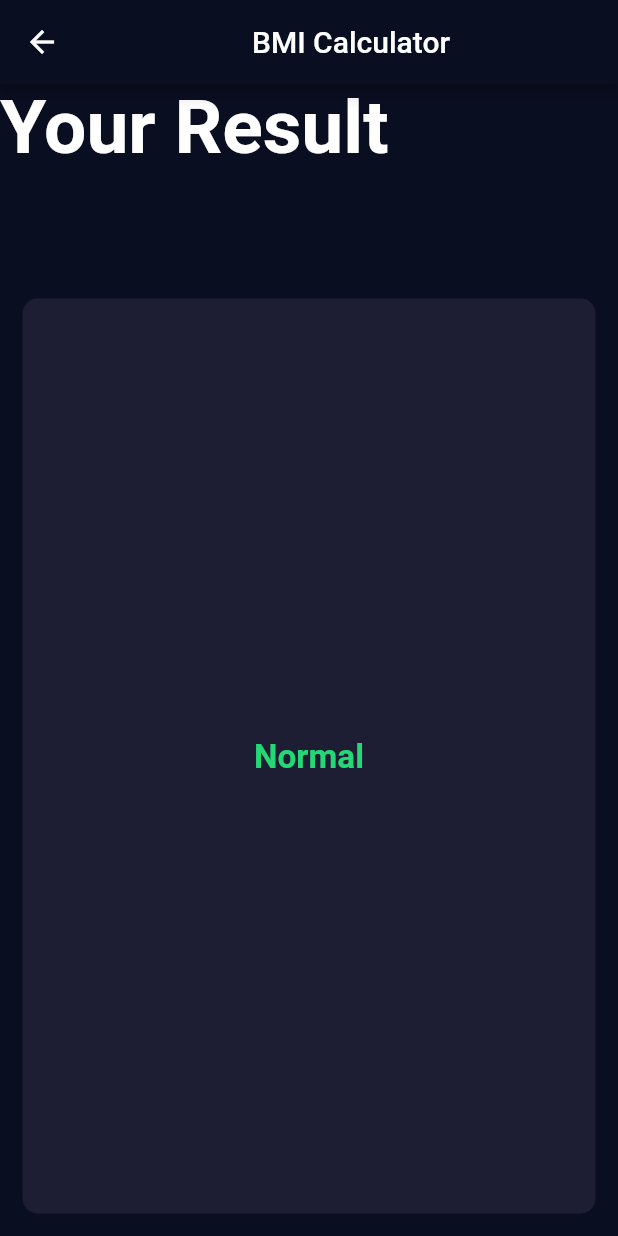
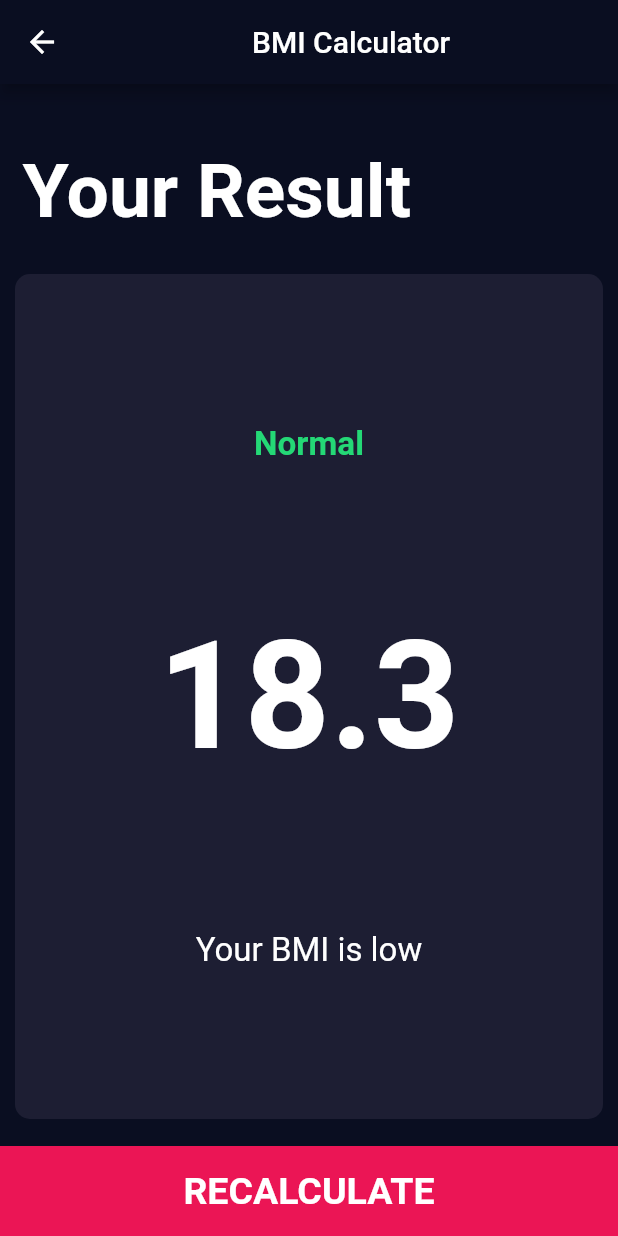
Before and after one commit to nmoragane/bmi-angelayu, a Flutter app: the screen it shows after launch, after a tap on "CALCULATE", on a phone screen of 412 x 824 dp. Run offline on Flutter 3.47's test engine with Material 2 defaults, Android fonts, the phone set to English and light mode, and no system bars; our stand-ins replace font_awesome_flutter.

Commit message:
calculator

```diff
--- /dev/null
+++ b/lib/calculator_brain.dart
@@ -0,0 +1,35 @@
+import 'dart:math';
+
+class CalculatorBrain {
+  final int height;
+  final int weight;
+
+  double _bmi;
+
+  CalculatorBrain(this.height, this.weight);
+
+  String calculateBMI() {
+    _bmi = weight / pow(height / 100, 2);
+    return _bmi.toStringAsFixed(1); //to string with a single decimal place
+  }
+
+  String getResult(_bmi) {
+    if (_bmi >= 25) {
+      return 'OVERWEIGHT';
+    } else if (_bmi > 18.5) {
+      return 'NORMAL';
+    } else {
+      return 'UNDERWEIGHT';
+    }
+  }
+
+  String getInterpretation(_bmi) {
+    if (_bmi >= 25) {
+      return 'You will die soon, exercise';
+    } else if (_bmi > 18.5) {
+      return 'Be happy';
+    } else {
+      return 'You will be taken away with a mild breeze';
+    }
+  }
+}
--- /dev/null
+++ b/lib/components/bottom_button.dart
@@ -0,0 +1,27 @@
+import 'package:flutter/material.dart';
+import '../constants.dart';
+
+class BottomButton extends StatelessWidget {
+  final Function onTap;
+  final String buttonTitle;
+
+  const BottomButton({@required this.onTap, @required this.buttonTitle});
+  @override
+  Widget build(BuildContext context) {
+    return GestureDetector(
+      onTap: onTap,
+      child: Container(
+        child: Center(
+          child: Text(
+            buttonTitle,
+            style: kLargeButtonTextStyle,
+          ),
+        ),
+        color: kBottomContainerColor,
+        margin: EdgeInsets.only(top: 8.0),
+        width: double.infinity,
+        height: kBottomContainerHeight,
+      ),
+    );
+  }
+}
--- a/lib/reusable_card.dart
+++ b/lib/components/reusable_card.dart
@@ -12,8 +12,9 @@ class ReusableCard extends StatelessWidget {
     return GestureDetector(
       onTap: onPress,
       child: Container(
+        padding: EdgeInsets.all(2.0),
         child: cardChild,
-        margin: EdgeInsets.all(15.0),
+        margin: EdgeInsets.all(10.0),
         decoration: BoxDecoration(
           borderRadius: BorderRadius.circular(10.0),
           color: colour,
--- /dev/null
+++ b/lib/components/round_button.dart
@@ -0,0 +1,22 @@
+import 'package:flutter/material.dart';
+
+class RoundIconButton extends StatelessWidget {
+  final IconData icon;
+  final Function onPressed;
+
+  const RoundIconButton({@required this.icon, @required this.onPressed});
+
+  @override
+  Widget build(BuildContext context) {
+    return RawMaterialButton(
+      onPressed: onPressed,
+      child: Icon(icon),
+      shape: CircleBorder(),
+      fillColor: Color(0xFF4C4F5E),
+      constraints: BoxConstraints.tightFor(
+        width: 56.0,
+        height: 56.0,
+      ),
+    );
+  }
+}
--- a/lib/constants.dart
+++ b/lib/constants.dart
@@ -1,6 +1,6 @@
 import 'package:flutter/material.dart';
 
-const kBottomContainerHeight = 80.0;
+const kBottomContainerHeight = 60.0;
 const kActiveCardColor = Color(0xFF1D1E33);
 const kInactiveCardColor = Color(0xFF111328);
 const kBottomContainerColor = Color(0xFFEB1555);
@@ -30,3 +30,12 @@ const kResultsTextStyle = TextStyle(
   fontWeight: FontWeight.bold,
   fontSize: 22.2,
 );
+
+const kBMITextStyle = TextStyle(
+  fontSize: 100.0,
+  fontWeight: FontWeight.bold,
+);
+
+const kBodyTextStyle = TextStyle(
+  fontSize: 22.0,
+);
--- a/lib/main.dart
+++ b/lib/main.dart
@@ -1,5 +1,5 @@
 import 'package:flutter/material.dart';
-import 'input_page.dart';
+import 'screens/input_page.dart';
 
 void main() => runApp(BMICalculator());
 
--- a/lib/input_page.dart
+++ b/lib/screens/input_page.dart
@@ -1,9 +1,12 @@
 import 'package:flutter/material.dart';
 import 'package:font_awesome_flutter/font_awesome_flutter.dart';
-import 'reusable_card.dart';
-import 'iconContent.dart';
-import 'constants.dart';
+import '../components/reusable_card.dart';
+import '../iconContent.dart';
+import '../constants.dart';
 import 'results_page.dart';
+import '../components/bottom_button.dart';
+import '../components/round_button.dart';
+import 'package:bmi_calculator/calculator_brain.dart';
 
 enum Gender {
   male,
@@ -222,47 +225,17 @@ class _InputPageState extends State<InputPage> {
               ),
             ),
           ])),
-          GestureDetector(
+          BottomButton(
+            buttonTitle: 'CALCULATE',
             onTap: () {
+              CalculatorBrain calc = CalculatorBrain(height, weight);
+
               Navigator.push(context,
                   MaterialPageRoute(builder: (context) => ResultsPage()));
             },
-            child: Container(
-              child: Center(
-                child: Text(
-                  'CALCULATE',
-                  style: kLargeButtonTextStyle,
-                ),
-              ),
-              color: kBottomContainerColor,
-              margin: EdgeInsets.only(top: 10.0),
-              width: double.infinity,
-              height: kBottomContainerHeight,
-            ),
-          )
+          ),
         ],
       ),
     );
   }
 }
-
-class RoundIconButton extends StatelessWidget {
-  final IconData icon;
-  final Function onPressed;
-
-  const RoundIconButton({@required this.icon, @required this.onPressed});
-
-  @override
-  Widget build(BuildContext context) {
-    return RawMaterialButton(
-      onPressed: onPressed,
-      child: Icon(icon),
-      shape: CircleBorder(),
-      fillColor: Color(0xFF4C4F5E),
-      constraints: BoxConstraints.tightFor(
-        width: 56.0,
-        height: 56.0,
-      ),
-    );
-  }
-}
--- a/lib/results_page.dart
+++ b/lib/screens/results_page.dart
@@ -1,6 +1,7 @@
 import 'package:flutter/material.dart';
-import 'constants.dart';
-import 'reusable_card.dart';
+import '../constants.dart';
+import '../components/reusable_card.dart';
+import '../components/bottom_button.dart';
 
 class ResultsPage extends StatelessWidget {
   @override
@@ -15,6 +16,8 @@ class ResultsPage extends StatelessWidget {
         children: <Widget>[
           Expanded(
             child: Container(
+              padding: EdgeInsets.all(15.0),
+              alignment: Alignment.bottomLeft,
               child: Text(
                 'Your Result',
                 style: kTitleTextStyle,
@@ -32,11 +35,25 @@ class ResultsPage extends StatelessWidget {
                   Text(
                     'Normal',
                     style: kResultsTextStyle,
+                  ),
+                  Text(
+                    '18.3',
+                    style: kBMITextStyle,
+                  ),
+                  Text(
+                    'Your BMI is low',
+                    style: kBodyTextStyle,
+                    textAlign: TextAlign.center,
                   )
                 ],
               ),
             ),
-          )
+          ),
+          BottomButton(
+              onTap: () {
+                Navigator.pop(context);
+              },
+              buttonTitle: 'RECALCULATE')
         ],
       ),
     );
```
